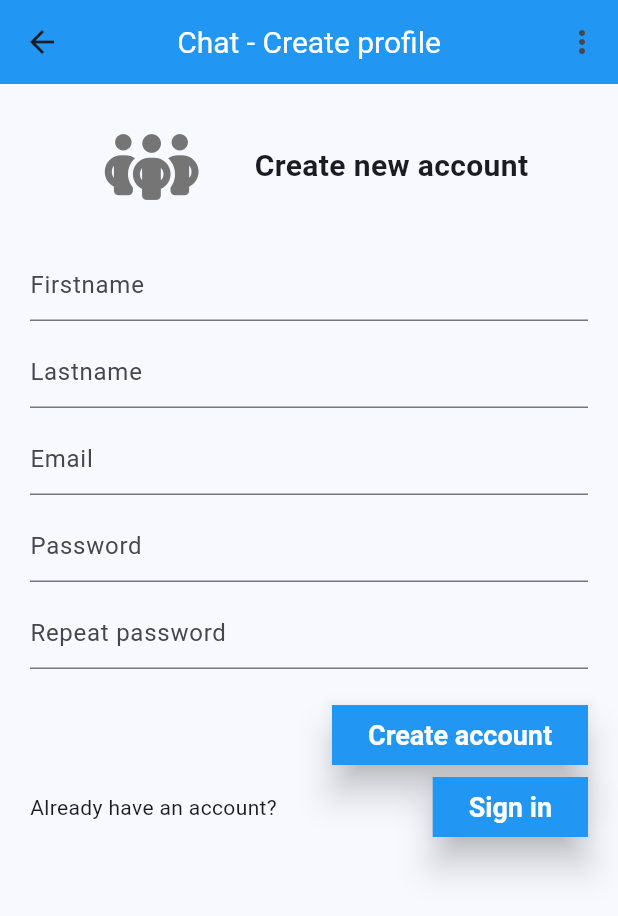
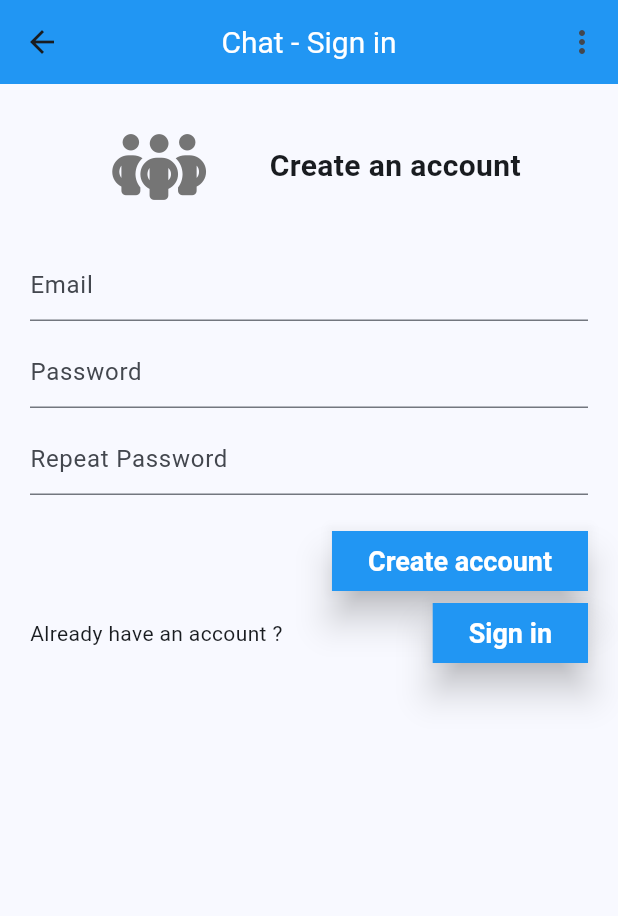
Before and after one commit to FilipStudeny/Flutter---Chat-app, a Flutter app: the screen it shows after launch, after a tap on "Create account", on a phone screen of 412 x 824 dp. Shown: the top 916 px of the screen. Run offline on Flutter 3.47's test engine with Material 3 defaults, Android fonts, the phone set to English and light mode, and no system bars; our stand-ins replace firebase_auth, firebase_core, font_awesome_flutter, get_it; accounts and stored records are empty; generated files the repository leaves out were written again.

Commit message:
Rewrote Authentication page

```diff
--- a/lib/components/AppHeader.dart
+++ b/lib/components/AppHeader.dart
@@ -1,33 +1,34 @@
 import 'package:firebase_auth/firebase_auth.dart';
 import 'package:flutter/material.dart';
 import 'package:meet_chat/core/globals.dart';
-import 'package:meet_chat/core/services/AuthenticationService.dart';
-import 'package:meet_chat/routes/SignInPage.dart';
+import 'package:meet_chat/routes/AuthPage.dart';
 
-class AppHeader extends StatelessWidget implements PreferredSizeWidget {
-  const AppHeader({super.key, required this.title});
+class AppHeader extends StatefulWidget implements PreferredSizeWidget {
+  AppHeader({super.key, required this.title});
 
   final String title;
+  late User? user = FIREBASE_INSTANCE.currentUser;
+
+  @override
+  State<AppHeader> createState() => _AppHeaderState();
+
+  @override
+  Size get preferredSize => const Size.fromHeight(kToolbarHeight);
+}
+
+class _AppHeaderState extends State<AppHeader> {
 
   void _logout(BuildContext context) async {
-    final user = await FIREBASE_INSTANCE.currentUser;
-    if (user != null) {
-      print("LOGGED IN USER EMAIL: ${user.email}");
-    }
-    final response = await injector<IAuthenticationService>().logout();
-    if (response.message == "Signed out successfully") {
-      Navigator.pushReplacementNamed(context, SignInPage.route);
-    } else {
-      ScaffoldMessenger.of(context).showSnackBar(
-        SnackBar(content: Text(response.message.toString())),
+    await FirebaseAuth.instance.signOut();
+    Navigator.of(context).pushReplacement(
+      MaterialPageRoute(builder: (context) => const AuthPage(loginMode: true)),
     );
-    }
   }
 
   @override
   Widget build(BuildContext context) {
     return AppBar(
-      title: Text(title),
+      title: Text(widget.title),
       actions: <Widget>[
         PopupMenuButton<String>(
           onSelected: (String result) {
@@ -35,7 +36,8 @@ class AppHeader extends StatelessWidget implements PreferredSizeWidget {
               _logout(context);
             }
           },
-          itemBuilder: (BuildContext context) => <PopupMenuEntry<String>>[
+          itemBuilder: (BuildContext context) {
+            List<PopupMenuEntry<String>> menuItems = [
               const PopupMenuItem<String>(
                 value: 'Option 1',
                 child: Text('Option 1'),
@@ -44,16 +46,23 @@ class AppHeader extends StatelessWidget implements PreferredSizeWidget {
                 value: 'Option 2',
                 child: Text('Option 2'),
               ),
+            ];
+
+            if (widget.user != null) {
+              menuItems.add(
                 const PopupMenuItem<String>(
                   value: 'Logout',
                   child: Text('Logout'),
                 ),
-          ],
+              );
+            }
+
+            return menuItems;
+          },
         ),
       ],
     );
   }
 
-  @override
-  Size get preferredSize => const Size.fromHeight(kToolbarHeight);
+
 }
--- a/lib/components/SplashScreen.dart
+++ b/lib/components/SplashScreen.dart
@@ -7,8 +7,8 @@ class Splashscreen extends StatelessWidget {
 
   @override
   Widget build(BuildContext context) {
-    return const Scaffold(
-      appBar: const AppHeader(title: "Chat - Sign in"),
+    return Scaffold(
+      appBar: AppHeader(title: "Chat - Sign in"),
       body: const Center(
         child: Text("Loading ..."),
       ),
--- a/lib/core/dependencies.dart
+++ b/lib/core/dependencies.dart
@@ -1,11 +1,7 @@
-import 'package:get_it/get_it.dart';
+import 'package:meet_chat/core/globals.dart';
 import 'package:meet_chat/core/services/AuthenticationService.dart';
-
-import 'globals.dart';
-
 
 void setupDependencies() {
 
-  injector.registerSingleton<IAuthenticationService>(AuthenticationService());
-
+  INJECTOR.registerSingleton<IAuthenticationService>(AuthenticationService());
 }
--- a/lib/core/globals.dart
+++ b/lib/core/globals.dart
@@ -2,5 +2,6 @@
 import 'package:firebase_auth/firebase_auth.dart';
 import 'package:get_it/get_it.dart';
 
-final injector = GetIt.instance;
+final GetIt INJECTOR = GetIt.instance;
 final FirebaseAuth FIREBASE_INSTANCE = FirebaseAuth.instance;
+final User? CURRENT_USER = FIREBASE_INSTANCE.currentUser;
--- a/lib/core/models/ServiceResponse.dart
+++ b/lib/core/models/ServiceResponse.dart
@@ -1,6 +1,7 @@
 class ServiceResponse<T> {
   String? message;
   T? data;
+  bool? success;
 
-  ServiceResponse({this.message, this.data});
+  ServiceResponse({this.message, this.data, this.success});
 }
--- a/lib/main.dart
+++ b/lib/main.dart
@@ -3,12 +3,12 @@ import 'package:meet_chat/components/SplashScreen.dart';
 import 'package:meet_chat/core/dependencies.dart';
 import 'package:meet_chat/core/globals.dart';
 import 'package:meet_chat/firebase_options.dart';
+import 'package:meet_chat/routes/AuthPage.dart';
 import 'package:meet_chat/routes/HomePage.dart';
 import 'package:meet_chat/routes/RootPage.dart';
-import 'package:meet_chat/routes/SignInPage.dart';
-import 'package:meet_chat/routes/SignUpPage.dart';
 import 'package:firebase_core/firebase_core.dart';
 import 'package:flutter/material.dart';
+import 'package:meet_chat/routes/UserProfile.dart';
 
 import 'constants/ThemeSchema.dart';
 
@@ -32,24 +32,11 @@ class MyApp extends StatelessWidget {
       initialRoute: FIREBASE_INSTANCE.currentUser != null ? HomePage.route : RootPage.route,
       routes: {
         HomePage.route: (context) => const HomePage(),
-        SignInPage.route: (context) => const SignInPage(),
-        SignUpPage.route: (context) => const SignUpPage(),
-        RootPage.route: (context) => const RootPage()
+        AuthPage.loginRoute: (context) => const AuthPage(loginMode: true),
+        AuthPage.registerRoute: (context) => const AuthPage(loginMode: false),
+        RootPage.route: (context) => const RootPage(),
+        UserProfile.route: (context) => const UserProfile(),
       },
-      home: StreamBuilder<User?>(
-        stream: FIREBASE_INSTANCE.authStateChanges(),
-        builder: (context, snapshot) {
-          if (snapshot.connectionState == ConnectionState.waiting) {
-            return const Splashscreen();
-          }
-
-          if (snapshot.hasData) {
-            return const HomePage();
-          }
-
-          return const RootPage();
-        },
-      ),
     );
   }
 }
--- /dev/null
+++ b/lib/routes/AuthPage.dart
@@ -0,0 +1,207 @@
+import 'package:flutter/material.dart';
+import 'package:meet_chat/components/AppHeader.dart';
+import 'package:meet_chat/components/AppIcon.dart';
+import 'package:firebase_auth/firebase_auth.dart';
+import 'package:meet_chat/core/globals.dart';
+import 'package:meet_chat/core/models/ServiceResponse.dart';
+import 'package:meet_chat/core/services/AuthenticationService.dart';
+import 'package:meet_chat/routes/UserProfile.dart';
+
+class AuthPage extends StatefulWidget {
+  const AuthPage({super.key, required this.loginMode});
+
+  static const String loginRoute = "auth_login";
+  static const String registerRoute = "auth_register";
+
+  final bool loginMode;
+
+  @override
+  State<AuthPage> createState() => _AuthPageState();
+}
+
+class _AuthPageState extends State<AuthPage> {
+  String _errorMessage = '';
+  final TextEditingController _emailController = TextEditingController();
+  final TextEditingController _passwordController = TextEditingController();
+  final TextEditingController _repeatPasswordController = TextEditingController();
+
+  final GlobalKey<FormState> _formKey = GlobalKey<FormState>();
+
+  String get submitButtonText => widget.loginMode ? "Sign in" : "Create account";
+  String get titlePageText => widget.loginMode ? "Sign into your account" : "Create an account";
+  String get redirectButtonLabelText => widget.loginMode ? "Don't have an account ?" : "Already have an account ?";
+  String get redirectButtonText => widget.loginMode ? "Create an account" : "Sign in";
+
+  final IAuthenticationService _authenticationService = INJECTOR<IAuthenticationService>();
+
+  void onSubmit() async {
+    final formState = _formKey.currentState;
+
+    if (!widget.loginMode && _passwordController.text != _repeatPasswordController.text) {
+      setState(() {
+        _errorMessage = 'Passwords do not match.';
+      });
+      return;
+    } else {
+      setState(() {
+        _errorMessage = '';
+      });
+    }
+
+    try {
+      if (formState != null && formState.validate()) {
+        if (widget.loginMode) {
+          String email = _emailController.value.text;
+          String password = _passwordController.value.text;
+
+          ServiceResponse<UserCredential> response = await _authenticationService.login(email, password);
+          if (response.success == true) {
+            Navigator.pushNamed(context, UserProfile.route);
+          } else {
+            setState(() {
+              _errorMessage = response.message.toString();
+            });
+          }
+        } else {
+          String email = _emailController.value.text;
+          String password = _passwordController.value.text;
+
+          ServiceResponse<UserCredential> response = await _authenticationService.registerAccount(email, password);
+          if (response.success == true) {
+            Navigator.pushNamed(context, UserProfile.route);
+          } else {
+            setState(() {
+              _errorMessage = response.message.toString();
+            });
+          }
+        }
+      }
+    } on FirebaseAuthException catch (err) {
+      setState(() {
+        _errorMessage = err.message.toString();
+      });
+    }
+  }
+
+  void _redirect() {
+    if (widget.loginMode) {
+      Navigator.pushReplacementNamed(context, AuthPage.registerRoute);
+    } else {
+      Navigator.pushReplacementNamed(context, AuthPage.loginRoute);
+    }
+  }
+
+  @override
+  Widget build(BuildContext context) {
+    return Scaffold(
+      resizeToAvoidBottomInset: true,
+      appBar: AppHeader(title: "Chat - Sign in"),
+      body: SingleChildScrollView(
+        padding: const EdgeInsets.all(20.0),
+        child: Form(
+          key: _formKey,
+          child: Column(
+            crossAxisAlignment: CrossAxisAlignment.center,
+            children: [
+              Row(
+                mainAxisAlignment: MainAxisAlignment.spaceEvenly,
+                children: [
+                  const AppIcon(size: 50.0),
+                  Text(
+                    titlePageText,
+                    style: const TextStyle(fontSize: 20.0, fontWeight: FontWeight.bold),
+                  ),
+                ],
+              ),
+              const SizedBox(height: 20),
+              TextFormField(
+                controller: _emailController,
+                keyboardType: TextInputType.emailAddress,
+                textCapitalization: TextCapitalization.none,
+                decoration: const InputDecoration(hintText: 'Email'),
+                validator: (value) {
+                  if (value == null || value.isEmpty || !value.contains("@")) {
+                    return 'Please enter a valid email address.';
+                  }
+                  return null;
+                },
+              ),
+              const SizedBox(height: 10),
+              TextFormField(
+                controller: _passwordController,
+                keyboardType: TextInputType.visiblePassword,
+                textCapitalization: TextCapitalization.none,
+                obscureText: true,
+                obscuringCharacter: "#",
+                decoration: const InputDecoration(hintText: 'Password'),
+                validator: (value) {
+                  if (value == null || value.isEmpty) {
+                    return 'Please enter a valid password.';
+                  } else if (value.length < 6) {
+                    return 'Password must be longer than 6 characters.';
+                  }
+                  return null;
+                },
+              ),
+              if (!widget.loginMode) ...[
+                const SizedBox(height: 10),
+                TextFormField(
+                  controller: _repeatPasswordController,
+                  keyboardType: TextInputType.visiblePassword,
+                  textCapitalization: TextCapitalization.none,
+                  obscureText: true,
+                  obscuringCharacter: "#",
+                  decoration: const InputDecoration(hintText: 'Repeat Password'),
+                  validator: (value) {
+                    if (value == null || value.isEmpty) {
+                      return 'Please enter a valid password.';
+                    } else if (value.length < 6) {
+                      return 'Password must be longer than 6 characters.';
+                    }
+                    return null;
+                  },
+                ),
+              ],
+              const SizedBox(height: 20),
+              Row(
+                mainAxisAlignment: MainAxisAlignment.end,
+                children: [
+                  ElevatedButton(
+                    onPressed: onSubmit,
+                    child: Text(submitButtonText),
+                  ),
+                ],
+              ),
+              Row(
+                mainAxisAlignment: MainAxisAlignment.spaceBetween,
+                children: [
+                  Text(redirectButtonLabelText),
+                  ElevatedButton(
+                    onPressed: _redirect,
+                    child: Text(redirectButtonText),
+                  ),
+                ],
+              ),
+              if (_errorMessage.isNotEmpty)
+                Container(
+                  width: double.infinity,
+                  padding: const EdgeInsets.all(12.0),
+                  margin: const EdgeInsets.only(top: 30),
+                  color: Colors.redAccent,
+                  child: Text(
+                    _errorMessage,
+                    textAlign: TextAlign.center,
+                    style: const TextStyle(
+                      color: Colors.white,
+                      fontSize: 18,
+                      fontWeight: FontWeight.bold,
+                    ),
+                  ),
+                ),
+            ],
+          ),
+        ),
+      ),
+    );
+  }
+}
--- a/lib/routes/HomePage.dart
+++ b/lib/routes/HomePage.dart
@@ -37,10 +37,10 @@ class _HomePageState extends State<HomePage> {
 
   @override
   Widget build(BuildContext context) {
-    return const Scaffold(
+    return Scaffold(
       resizeToAvoidBottomInset: true,
       appBar: AppHeader(title: "Chat - Sign in"),
-      body: Column(
+      body: const Column(
         children: [Text("Logged in")],
       ),
     );
--- a/lib/routes/RootPage.dart
+++ b/lib/routes/RootPage.dart
@@ -1,8 +1,7 @@
 import 'package:meet_chat/components/AppHeader.dart';
 import 'package:meet_chat/components/AppIcon.dart';
 import 'package:meet_chat/components/Modal.dart';
-import 'package:meet_chat/routes/SignInPage.dart';
-import 'package:meet_chat/routes/SignUpPage.dart';
+import 'package:meet_chat/routes/AuthPage.dart';
 import 'package:flutter/material.dart';
 import 'package:font_awesome_flutter/font_awesome_flutter.dart';
 
@@ -48,7 +47,7 @@ class _RootPageState extends State<RootPage> with SingleTickerProviderStateMixin
   Widget build(BuildContext context) {
     return Scaffold(
       backgroundColor: Colors.white,
-      appBar: const AppHeader(title: "Chat - Create profile"),
+      appBar: AppHeader(title: "Chat - Create profile"),
       body: Column(
         crossAxisAlignment: CrossAxisAlignment.stretch,
         mainAxisAlignment: MainAxisAlignment.center,
@@ -64,14 +63,14 @@ class _RootPageState extends State<RootPage> with SingleTickerProviderStateMixin
               children: [
                 ElevatedButton(
                   onPressed: () {
-                    Navigator.pushNamed(context, SignInPage.route);
+                    Navigator.pushNamed(context, AuthPage.loginRoute);
                   },
                   child: const Text("Sign in"),
                 ),
                 const SizedBox(height: 10.0),
                 ElevatedButton(
                   onPressed: () {
-                    Navigator.pushNamed(context, SignUpPage.route);
+                    Navigator.pushNamed(context,  AuthPage.registerRoute);
                   },
                   child: const Text("Create account"),
                 ),
--- a/lib/routes/SignUpPage.dart
+++ /dev/null
@@ -1,195 +0,0 @@
-import 'package:meet_chat/core/globals.dart';
-import 'package:meet_chat/core/services/AuthenticationService.dart';
-import 'package:meet_chat/routes/HomePage.dart';
-import 'package:meet_chat/routes/SignInPage.dart';
-import '../components/AppHeader.dart' show AppHeader;
-import 'package:meet_chat/components/AppIcon.dart';
-import 'package:flutter/material.dart';
-
-class SignUpPage extends StatefulWidget {
-  const SignUpPage({super.key});
-
-  static const String route = "sign_up";
-
-  @override
-  State<SignUpPage> createState() => _SignUpPageState();
-}
-
-class _SignUpPageState extends State<SignUpPage> {
-  String _errorMessage = '';
-
-  final TextEditingController _firstnameController = TextEditingController();
-  final TextEditingController _lastnameController = TextEditingController();
-  final TextEditingController _emailController = TextEditingController();
-  final TextEditingController _passwordController = TextEditingController();
-  final TextEditingController _repeatPasswordController =
-      TextEditingController();
-
-  final GlobalKey<FormState> _formKey = GlobalKey<FormState>();
-  final IAuthenticationService _authenticationService =
-      injector<IAuthenticationService>();
-
-  void onSubmit() async {
-    final formState = _formKey.currentState;
-    if (formState != null && formState.validate()) {
-      if (_passwordController.text != _repeatPasswordController.text) {
-        setState(() {
-          _errorMessage = 'Passwords do not match';
-        });
-      } else {
-        var email = _emailController.value.text;
-        var password = _passwordController.value.text;
-        var response =
-            await _authenticationService.registerAccount(email, password);
-
-        var newUser = response.data;
-        if (newUser == null) {
-          setState(() {
-            _errorMessage = response.message.toString();
-          });
-          ScaffoldMessenger.of(context).clearSnackBars();
-          ScaffoldMessenger.of(context).showSnackBar(SnackBar(
-              content: Text(response.message ?? 'Authentication failed')));
-        }
-        if (newUser != null) {
-          Navigator.pushNamed(context, HomePage.route);
-        }
-      }
-    }
-  }
-
-  @override
-  Widget build(BuildContext context) {
-    return Scaffold(
-      resizeToAvoidBottomInset: true,
-      appBar: const AppHeader(title: "Chat - Create profile"),
-      body: SingleChildScrollView(
-        padding: const EdgeInsets.all(20.0),
-        child: Form(
-          key: _formKey,
-          child: Column(
-            crossAxisAlignment: CrossAxisAlignment.center,
-            children: [
-              const Row(
-                mainAxisAlignment: MainAxisAlignment.spaceEvenly,
-                children: [
-                  AppIcon(size: 50.0),
-                  Text(
-                    "Create new account",
-                    style:
-                        TextStyle(fontSize: 20.0, fontWeight: FontWeight.bold),
-                  )
-                ],
-              ),
-              const SizedBox(height: 20),
-              TextFormField(
-                keyboardType: TextInputType.name,
-                controller: _firstnameController,
-                decoration: const InputDecoration(hintText: 'Firstname'),
-                validator: (value) {
-                  if (value == null || value.trim().isEmpty) {
-                    return 'Please enter your firstname';
-                  }
-                  return null;
-                },
-              ),
-              const SizedBox(height: 10),
-              TextFormField(
-                keyboardType: TextInputType.name,
-                controller: _lastnameController,
-                decoration: const InputDecoration(hintText: 'Lastname'),
-                validator: (value) {
-                  if (value == null || value.trim().isEmpty) {
-                    return 'Please enter your lastname';
-                  }
-                  return null;
-                },
-              ),
-              const SizedBox(height: 10),
-              TextFormField(
-                keyboardType: TextInputType.emailAddress,
-                controller: _emailController,
-                decoration: const InputDecoration(hintText: 'Email'),
-                textCapitalization: TextCapitalization.none,
-                validator: (value) {
-                  if (value == null ||
-                      value.trim().isEmpty ||
-                      !value.contains('@')) {
-                    return 'Please enter a valid email address';
-                  }
-                  return null;
-                },
-              ),
-              const SizedBox(height: 10),
-              TextFormField(
-                obscuringCharacter: "#",
-                controller: _passwordController,
-                decoration: const InputDecoration(hintText: 'Password'),
-                textCapitalization: TextCapitalization.none,
-                autocorrect: false,
-                obscureText: true,
-                validator: (value) {
-                  if (value == null || value.trim().isEmpty) {
-                    return 'Please enter your password';
-                  }
-                  return null;
-                },
-              ),
-              const SizedBox(height: 10),
-              TextFormField(
-                controller: _repeatPasswordController,
-                decoration: const InputDecoration(hintText: 'Repeat password'),
-                textCapitalization: TextCapitalization.none,
-                autocorrect: false,
-                obscureText: true,
-                validator: (value) {
-                  if (value == null || value.trim().isEmpty) {
-                    return 'Please repeat your password';
-                  }
-                  return null;
-                },
-              ),
-              const SizedBox(height: 20),
-              Row(
-                mainAxisAlignment: MainAxisAlignment.end,
-                children: [
-                  ElevatedButton(
-                    onPressed: onSubmit,
-                    child: const Text("Create account"),
-                  ),
-                ],
-              ),
-              Row(
-                mainAxisAlignment: MainAxisAlignment.spaceBetween,
-                children: [
-                  const Text("Already have an account?"),
-                  ElevatedButton(
-                    onPressed: () {
-                      Navigator.pushNamed(context, SignInPage.route);
-                    },
-                    child: const Text("Sign in"),
-                  ),
-                ],
-              ),
-              if (_errorMessage.isNotEmpty)
-                Container(
-                  width: double.infinity,
-                  padding: const EdgeInsets.all(12.0),
-                  margin: const EdgeInsets.only(top: 30),
-                  color: Colors.redAccent,
-                  child: Text(
-                    _errorMessage,
-                    textAlign: TextAlign.center,
-                    style: const TextStyle(
-                        color: Colors.white,
-                        fontSize: 18,
-                        fontWeight: FontWeight.bold),
-                  ),
-                ),
-            ],
-          ),
-        ),
-      ),
-    );
-  }
-}
```
Also changed, not shown: lib/core/services/AuthenticationService.dart (+11 -20 lines), lib/routes/SignInPage.dart (deleted, +0 -144 lines), lib/routes/UserProfile.dart (added, +17 -0 lines). Lines whose indentation alone changed are shown as unchanged.
